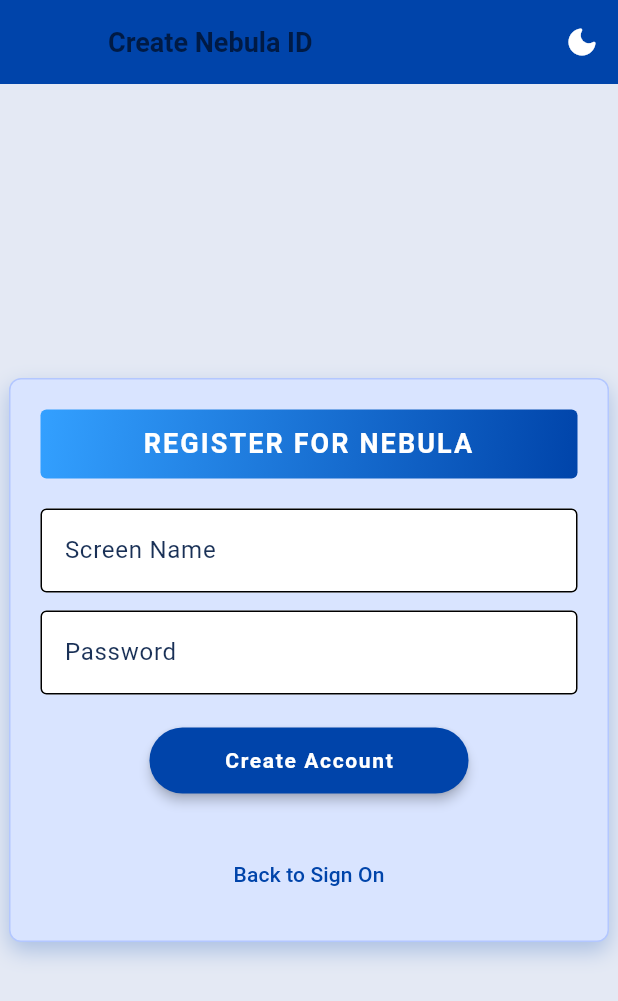
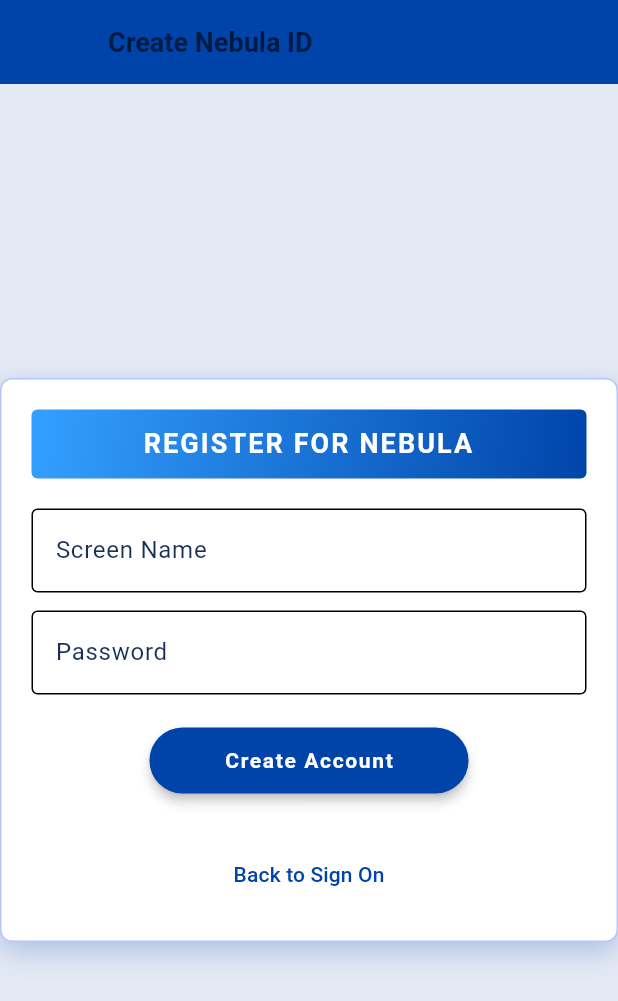
Before and after one commit to lionsarmor/OMNICOM_NEBULA, a Flutter app: the screen it shows after launch, after a tap on "Sign On", after a tap on the "wb sunny" icon, after a tap on "Create New Nebula ID", on a phone screen of 412 x 824 dp. Shown: the top 1001 px of the screen. Run offline on Flutter 3.47's test engine with Material 3 defaults, Android fonts, the phone set to English and light mode, and no system bars; our stand-ins replace audioplayers, shared_preferences; network calls fail.

Commit message:
Auto-save before local run

```diff
--- a/nebula_frontend/lib/screens/login_page.dart
+++ b/nebula_frontend/lib/screens/login_page.dart
@@ -3,7 +3,7 @@
 import 'package:shared_preferences/shared_preferences.dart';
 import '../services/api.dart';
 import '../widgets/nebula_login_animation.dart';
-import '../theme/app_colors.dart'; // ✅ Centralized colors
+import '../theme/app_colors.dart';
 
 class LoginPage extends StatefulWidget {
   final VoidCallback onToggleTheme;
@@ -79,37 +79,24 @@
           _errorMode = false;
           _loading = false;
         });
-
-        // SFX sequence
-        Future.delayed(const Duration(milliseconds: 250), () {
-          _audio.play(AssetSource('sfx/laser_charge.wav'));
+      } else {
+        setState(() {
+          _showAnim = true;
+          _errorMode = true;
+          _loading = false;
+          _status = "❌ Authentication failed.";
         });
-        Future.delayed(const Duration(milliseconds: 900), () {
-          _audio.play(AssetSource('sfx/laser_fire.wav'));
-        });
-        Future.delayed(const Duration(milliseconds: 2200), () {
-          _audio.play(AssetSource('sfx/impact.wav'));
-        });
-
-        Future.delayed(const Duration(milliseconds: 2400), () {
-          _goMain(username);
-        });
-      } else {
-        _authFailed("❌ Authentication failed.");
+        _audio.play(AssetSource('sfx/access_denied.wav'));
       }
     } catch (e) {
-      _authFailed("❌ Network error: $e");
+      setState(() {
+        _showAnim = true;
+        _errorMode = true;
+        _loading = false;
+        _status = "❌ Network error: $e";
+      });
+      _audio.play(AssetSource('sfx/access_denied.wav'));
     }
-  }
-
-  void _authFailed(String message) {
-    setState(() {
-      _showAnim = true;
-      _errorMode = true;
-      _loading = false;
-      _status = message;
-    });
-    _audio.play(AssetSource('sfx/access_denied.wav'));
   }
 
   void _goMain(String username) {
@@ -123,19 +110,18 @@
     final bgColor = isDark
         ? AppColors.backgroundDark
         : AppColors.backgroundLight;
-    final panelColor = isDark ? AppColors.surfaceDark : AppColors.surfaceLight;
+    final panelColor = isDark ? AppColors.surfaceDark : Colors.white;
     final textColor = isDark ? AppColors.textDark : AppColors.textLight;
     final headerGradient = isDark
         ? AppColors.darkHeaderGradient
         : AppColors.lightHeaderGradient;
-    final accent = isDark ? AppColors.accentDark : AppColors.primaryLight;
 
     return Scaffold(
       backgroundColor: bgColor,
       body: Column(
         mainAxisAlignment: MainAxisAlignment.spaceBetween,
         children: [
-          // === HEADER ===
+          // ===== HEADER =====
           Container(
             padding: const EdgeInsets.symmetric(horizontal: 16, vertical: 10),
             decoration: BoxDecoration(
@@ -179,7 +165,9 @@
                         isDark
                             ? Icons.wb_sunny_rounded
                             : Icons.dark_mode_rounded,
-                        color: Colors.white,
+                        color: isDark
+                            ? AppColors.accentDark
+                            : AppColors.primaryLight,
                       ),
                       tooltip: isDark
                           ? "Switch to Light Mode"
@@ -192,7 +180,7 @@
             ),
           ),
 
-          // === BODY ===
+          // ===== BODY =====
           Expanded(
             child: Center(
               child: AnimatedSwitcher(
@@ -201,6 +189,21 @@
                     ? NebulaLoginAnimation(
                         key: const ValueKey('anim'),
                         errorMode: _errorMode,
+                        onPhaseChange: (phase) {
+                          switch (phase) {
+                            case 'charge':
+                              _audio.play(AssetSource('sfx/laser_charge.wav'));
+                              break;
+                            case 'fire':
+                              _audio.play(AssetSource('sfx/laser_fire.wav'));
+                              break;
+                            case 'impact':
+                              _audio.play(AssetSource('sfx/impact.wav'));
+                              break;
+                            default:
+                              break;
+                          }
+                        },
                         onComplete: () => _goMain(_userCtrl.text.trim()),
                         onErrorEnd: () {
                           setState(() {
@@ -215,13 +218,12 @@
                         panelColor,
                         textColor,
                         headerGradient,
-                        accent,
                       ),
               ),
             ),
           ),
 
-          // === FOOTER ===
+          // ===== FOOTER =====
           Padding(
             padding: const EdgeInsets.only(bottom: 12, top: 6),
             child: Column(
@@ -257,8 +259,7 @@
     bool isDark,
     Color panelColor,
     Color textColor,
-    LinearGradient headerGradient,
-    Color accent,
+    Gradient headerGradient,
   ) {
     return Container(
       key: const ValueKey('form'),
@@ -268,13 +269,13 @@
         color: panelColor,
         borderRadius: BorderRadius.circular(6),
         border: Border.all(
-          color: isDark ? AppColors.borderDark : AppColors.borderLight,
+          color: isDark ? Colors.blueGrey.shade800 : AppColors.borderLight,
         ),
         boxShadow: [
           BoxShadow(
             color: isDark
-                ? AppColors.primaryDark.withOpacity(0.1)
-                : AppColors.primaryLight.withOpacity(0.2),
+                ? Colors.blue.withOpacity(0.1)
+                : Colors.grey.withOpacity(0.3),
             blurRadius: 10,
             offset: const Offset(0, 5),
           ),
@@ -283,7 +284,6 @@
       child: Column(
         mainAxisSize: MainAxisSize.min,
         children: [
-          // === FORM HEADER ===
           Container(
             width: double.infinity,
             padding: const EdgeInsets.symmetric(vertical: 10),
@@ -303,15 +303,36 @@
             ),
           ),
           const SizedBox(height: 22),
-          _inputField(_userCtrl, "Screen Name", textColor, isDark),
+          TextField(
+            controller: _userCtrl,
+            style: TextStyle(color: textColor),
+            decoration: InputDecoration(
+              labelText: "Screen Name",
+              labelStyle: TextStyle(color: textColor.withOpacity(0.9)),
+              border: const OutlineInputBorder(),
+              filled: true,
+              fillColor: isDark ? const Color(0xFF23283B) : Colors.white,
+            ),
+          ),
           const SizedBox(height: 12),
-          _inputField(_passCtrl, "Password", textColor, isDark, obscure: true),
+          TextField(
+            controller: _passCtrl,
+            obscureText: true,
+            style: TextStyle(color: textColor),
+            decoration: InputDecoration(
+              labelText: "Password",
+              labelStyle: TextStyle(color: textColor.withOpacity(0.9)),
+              border: const OutlineInputBorder(),
+              filled: true,
+              fillColor: isDark ? const Color(0xFF23283B) : Colors.white,
+            ),
+          ),
           const SizedBox(height: 20),
-
-          // === SIGN ON BUTTON ===
           ElevatedButton(
             style: ElevatedButton.styleFrom(
-              backgroundColor: accent,
+              backgroundColor: isDark
+                  ? AppColors.accentDark
+                  : AppColors.primaryLight,
               foregroundColor: isDark ? Colors.black : Colors.white,
               elevation: 3,
               padding: const EdgeInsets.symmetric(horizontal: 50, vertical: 14),
@@ -339,32 +360,13 @@
             onPressed: () => Navigator.pushNamed(context, '/register'),
             child: Text(
               "Create New Nebula ID",
-              style: TextStyle(color: accent),
+              style: TextStyle(
+                color: isDark ? AppColors.primaryDark : AppColors.primaryLight,
+              ),
             ),
           ),
         ],
       ),
     );
   }
-
-  Widget _inputField(
-    TextEditingController ctrl,
-    String label,
-    Color textColor,
-    bool isDark, {
-    bool obscure = false,
-  }) {
-    return TextField(
-      controller: ctrl,
-      obscureText: obscure,
-      style: TextStyle(color: textColor),
-      decoration: InputDecoration(
-        labelText: label,
-        labelStyle: TextStyle(color: textColor.withOpacity(0.9)),
-        border: const OutlineInputBorder(),
-        filled: true,
-        fillColor: isDark ? const Color(0xFF23283B) : Colors.white,
-      ),
-    );
-  }
 }
--- a/nebula_frontend/lib/screens/register_page.dart
+++ b/nebula_frontend/lib/screens/register_page.dart
@@ -72,8 +72,9 @@
   @override
   Widget build(BuildContext context) {
     final isDark = widget.darkMode;
+
     final bg = isDark ? AppColors.backgroundDark : AppColors.backgroundLight;
-    final panel = isDark ? AppColors.surfaceDark : AppColors.surfaceLight;
+    final panel = isDark ? AppColors.surfaceDark : Colors.white;
     final textColor = isDark ? AppColors.textDark : AppColors.textLight;
     final accent = isDark ? AppColors.accentDark : AppColors.primaryLight;
     final headerGradient = isDark
@@ -86,12 +87,15 @@
         backgroundColor: isDark
             ? AppColors.surfaceDark
             : AppColors.primaryLight,
-        title: const Text('Create Nebula ID'),
+        title: const Text(
+          'Create Nebula ID',
+          style: TextStyle(fontWeight: FontWeight.w600),
+        ),
         actions: [
           IconButton(
             icon: Icon(
               isDark ? Icons.wb_sunny_rounded : Icons.dark_mode_rounded,
-              color: Colors.white,
+              color: isDark ? AppColors.accentDark : AppColors.primaryLight,
             ),
             onPressed: widget.onToggleTheme,
           ),
@@ -99,7 +103,7 @@
       ),
       body: Center(
         child: Container(
-          width: 400,
+          width: 420,
           padding: const EdgeInsets.all(20),
           decoration: BoxDecoration(
             color: panel,
@@ -110,7 +114,7 @@
             boxShadow: [
               BoxShadow(
                 color: accent.withOpacity(isDark ? 0.15 : 0.25),
-                blurRadius: 12,
+                blurRadius: 16,
                 offset: const Offset(0, 6),
               ),
             ],
```
